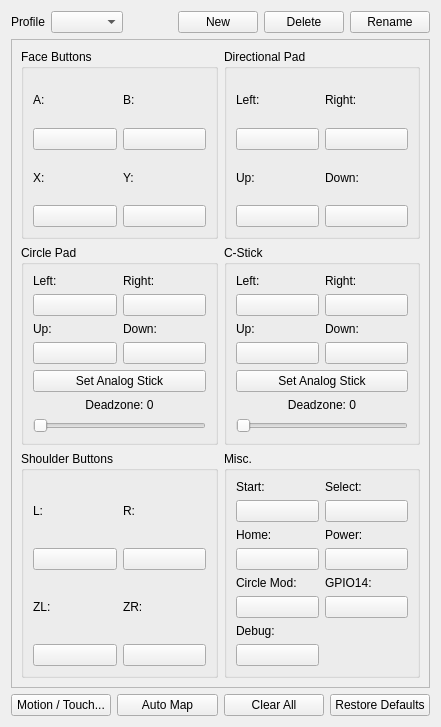
The window that src/citra_qt/configuration/configure_input.ui (PabloMK7/citra) describes before a commit, drawn with Qt 5.
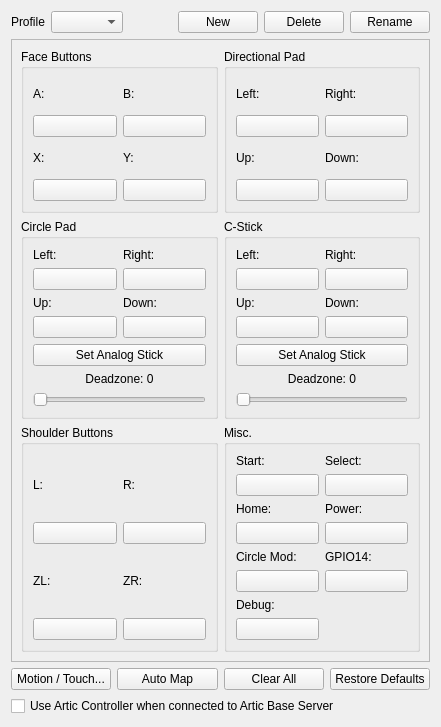
The same window after the commit.

Commit message: Artic Base: Add Artic Controller support

```diff
--- a/src/citra_qt/configuration/configure_input.ui
+++ b/src/citra_qt/configuration/configure_input.ui
@@ -841,6 +841,13 @@
        </item>
       </layout>
      </item>
+     <item>
+       <widget class="QCheckBox" name="use_artic_controller">
+         <property name="text">
+           <string>Use Artic Controller when connected to Artic Base Server</string>
+         </property>
+       </widget>
+     </item>
     </layout>
    </item>
   </layout>
```
The commit also changes 23 other files.
